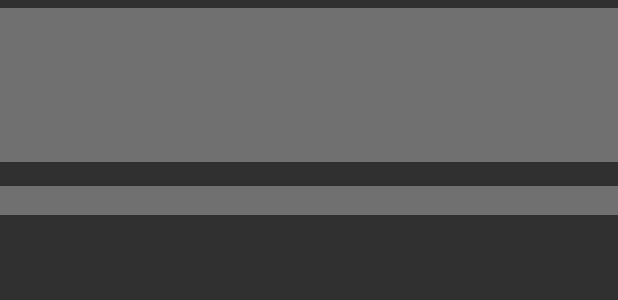
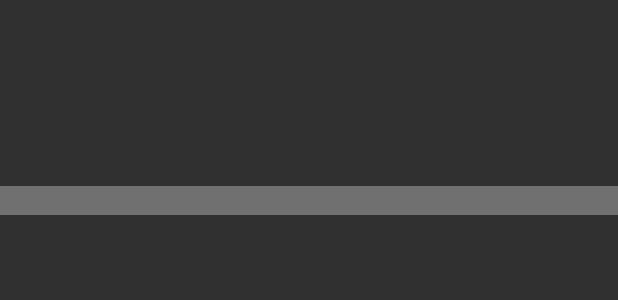
Before and after one commit to nuxsmin/sysMonDash-android, an Android app: the layout fragment_event.xml on its own in the app's theme, with its tools: preview values and no code run, on a phone screen of 412 x 824 dp. Shown: the top 300 px of the screen. Run offline under Robolectric (Android 15) with nearby library versions, the phone set to English and light mode, and no system bars.

Commit message:
* [FIX] Fixed background color for items in scheduled or acknowledged status

```diff
--- a/app/src/main/res/values/styles.xml
+++ b/app/src/main/res/values/styles.xml
@@ -44,7 +44,6 @@
 
     <!-- Estilo para la lista de eventos -->
     <style name="SmdTheme.Events">
-        <item name="android:background">?attr/eventListBackgroundColor</item>
         <item name="android:textColor">?attr/eventListTextColor</item>
         <item name="android:layout_width">match_parent</item>
         <item name="android:layout_height">wrap_content</item>
```
